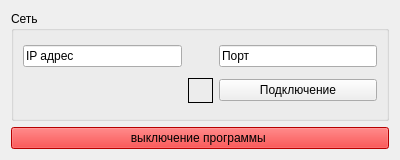
Above: PPB_GUI_Sandbox/connectionwidget.ui from Anatolichka2202/PPB_Project before the change. Below: the same form after it.
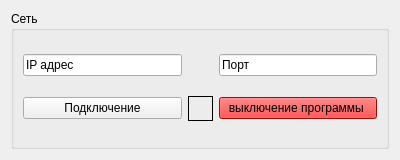
That is the form after the change. Icons and pictures are not drawn.

```diff
--- a/PPB_GUI_Sandbox/connectionwidget.ui
+++ b/PPB_GUI_Sandbox/connectionwidget.ui
@@ -31,21 +31,7 @@
      <property name="title">
       <string>Сеть</string>
      </property>
-     <layout class="QGridLayout" name="gridLayout_4" rowstretch="0,0,0" columnstretch="0,0,0,0">
-      <item row="0" column="3">
-       <widget class="QLineEdit" name="lineEditPort">
-        <property name="text">
-         <string>Порт</string>
-        </property>
-       </widget>
-      </item>
-      <item row="0" column="1">
-       <widget class="QLabel" name="label_for_pupupu">
-        <property name="text">
-         <string/>
-        </property>
-       </widget>
-      </item>
+     <layout class="QGridLayout" name="gridLayout_4" rowstretch="0,0,0" columnstretch="0,0,0,0,0">
       <item row="0" column="0">
        <widget class="QLineEdit" name="lineEditIPAddress">
         <property name="text">
@@ -53,17 +39,21 @@
         </property>
        </widget>
       </item>
-      <item row="1" column="3">
-       <widget class="QPushButton" name="pushButtonConnect">
+      <item row="0" column="4">
+       <widget class="QLineEdit" name="lineEditPort">
         <property name="text">
-         <string>Подключение</string>
+         <string>Порт</string>
         </property>
-        <property name="icon">
-         <iconset theme="QIcon::ThemeIcon::NetworkWireless"/>
+       </widget>
+      </item>
+      <item row="0" column="2">
+       <widget class="QLabel" name="label_for_pupupu">
+        <property name="text">
+         <string/>
         </property>
        </widget>
       </item>
-      <item row="1" column="1">
+      <item row="2" column="2">
        <widget class="QLabel" name="labelConnectionStatus">
         <property name="minimumSize">
          <size>
@@ -79,10 +69,7 @@
         </property>
        </widget>
       </item>
-     </layout>
-    </widget>
-   </item>
-   <item>
+      <item row="2" column="4">
     <widget class="QPushButton" name="pushButtonExit">
      <property name="minimumSize">
       <size>
@@ -107,6 +94,25 @@
        <height>20</height>
       </size>
      </property>
+       </widget>
+      </item>
+      <item row="2" column="0">
+       <widget class="QPushButton" name="pushButtonConnect">
+        <property name="minimumSize">
+         <size>
+          <width>3</width>
+          <height>20</height>
+         </size>
+        </property>
+        <property name="text">
+         <string>Подключение</string>
+        </property>
+        <property name="icon">
+         <iconset theme="QIcon::ThemeIcon::NetworkWireless"/>
+        </property>
+       </widget>
+      </item>
+     </layout>
     </widget>
    </item>
   </layout>
```
Lines whose indentation alone changed are shown as unchanged.
